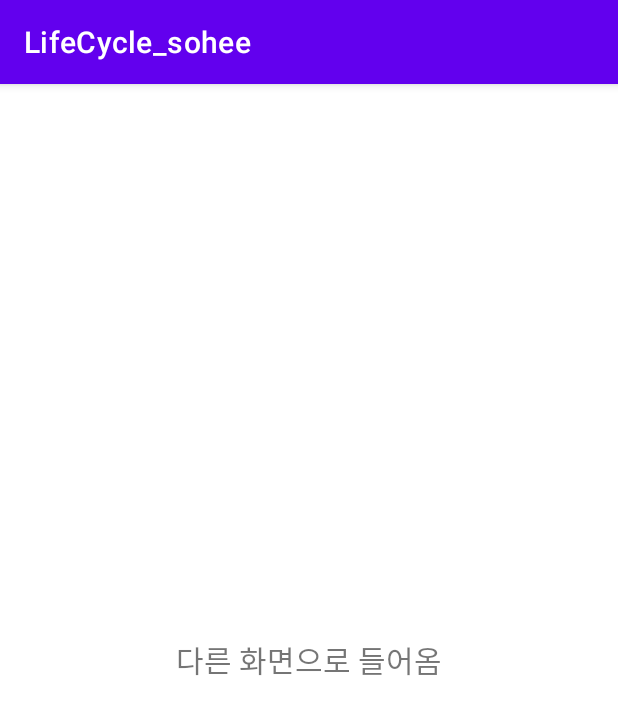
After one commit to Sohee0428/LifeCycle_sohee, an Android app: the OtherActivity screen opened directly, with no data from a screen before it, on a phone screen of 412 x 824 dp. The commit adds this screen. Shown: the top 715 px of the screen. Run offline under Robolectric (Android 15) with nearby library versions, the phone set to English and light mode, and no system bars.

Commit message:
onCreate와 onResume 함수 이해하기

```diff
--- a/app/src/main/AndroidManifest.xml
+++ b/app/src/main/AndroidManifest.xml
@@ -9,6 +9,7 @@
         android:roundIcon="@mipmap/ic_launcher_round"
         android:supportsRtl="true"
         android:theme="@style/Theme.LifeCycle_sohee">
+        <activity android:name=".OtherActivity"></activity>
         <activity android:name=".MainActivity">
             <intent-filter>
                 <action android:name="android.intent.action.MAIN" />
--- a/app/src/main/java/com/example/lifecycle_sohee/MainActivity.kt
+++ b/app/src/main/java/com/example/lifecycle_sohee/MainActivity.kt
@@ -1,11 +1,28 @@
 package com.example.lifecycle_sohee
 
+import android.content.Intent
 import androidx.appcompat.app.AppCompatActivity
 import android.os.Bundle
+import android.util.Log
+import kotlinx.android.synthetic.main.activity_main.*
 
 class MainActivity : AppCompatActivity() {
     override fun onCreate(savedInstanceState: Bundle?) {
         super.onCreate(savedInstanceState)
         setContentView(R.layout.activity_main)
+
+        Log.d("메인 화면", "onCreate 실행됨")
+
+        moveToOtherBtn.setOnClickListener {
+
+            val myIntent = Intent(this, OtherActivity::class.java)
+
+            startActivity(myIntent)
+        }
+    }
+
+    override fun onResume() {
+        super.onResume()
+        Log.d("메인 화면", "onResume 실행 됨")
     }
 }
--- /dev/null
+++ b/app/src/main/java/com/example/lifecycle_sohee/OtherActivity.kt
@@ -0,0 +1,15 @@
+package com.example.lifecycle_sohee
+
+import androidx.appcompat.app.AppCompatActivity
+import android.os.Bundle
+import android.util.Log
+
+class OtherActivity : AppCompatActivity() {
+    override fun onCreate(savedInstanceState: Bundle?) {
+        super.onCreate(savedInstanceState)
+        setContentView(R.layout.activity_other)
+
+
+        Log.d("다른 화면", "onCreate 실행 됨")
+    }
+}
--- /dev/null
+++ b/app/src/main/res/layout/activity_other.xml
@@ -0,0 +1,17 @@
+<?xml version="1.0" encoding="utf-8"?>
+<LinearLayout xmlns:android="http://schemas.android.com/apk/res/android"
+    xmlns:app="http://schemas.android.com/apk/res-auto"
+    xmlns:tools="http://schemas.android.com/tools"
+    android:layout_width="match_parent"
+    android:layout_height="match_parent"
+    tools:context=".OtherActivity"
+    android:orientation="vertical"
+    android:gravity="center">
+
+    <TextView
+        android:layout_width="wrap_content"
+        android:layout_height="wrap_content"
+        android:text="다른 화면으로 들어옴"
+        android:textSize="20sp"/>
+
+</LinearLayout>
```
